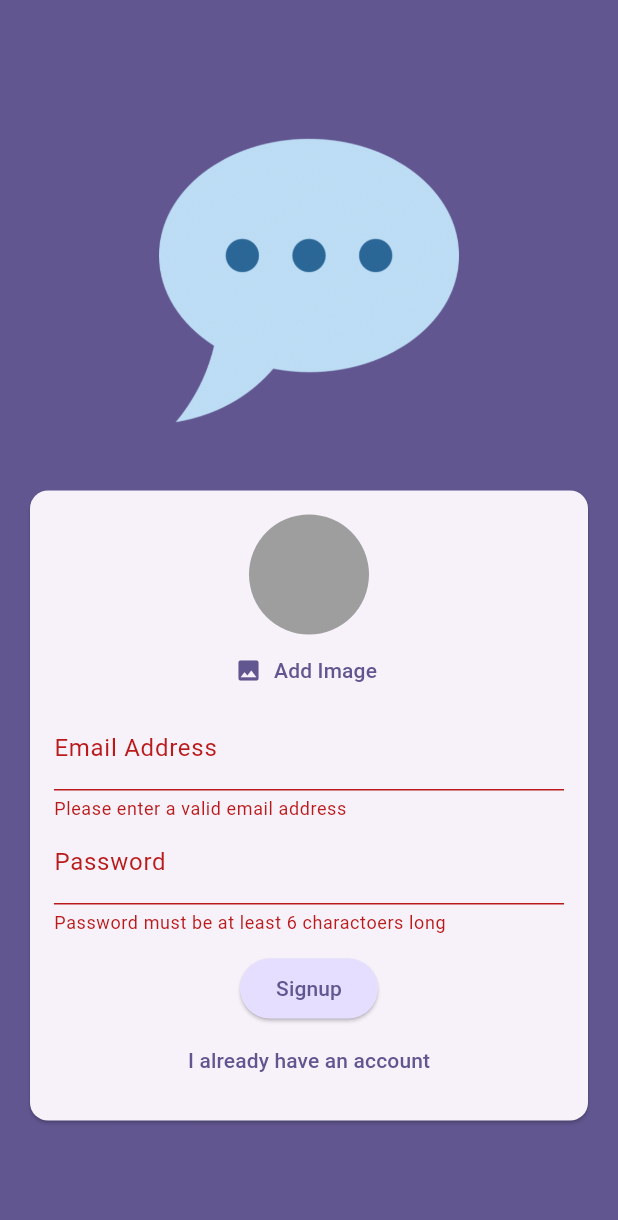
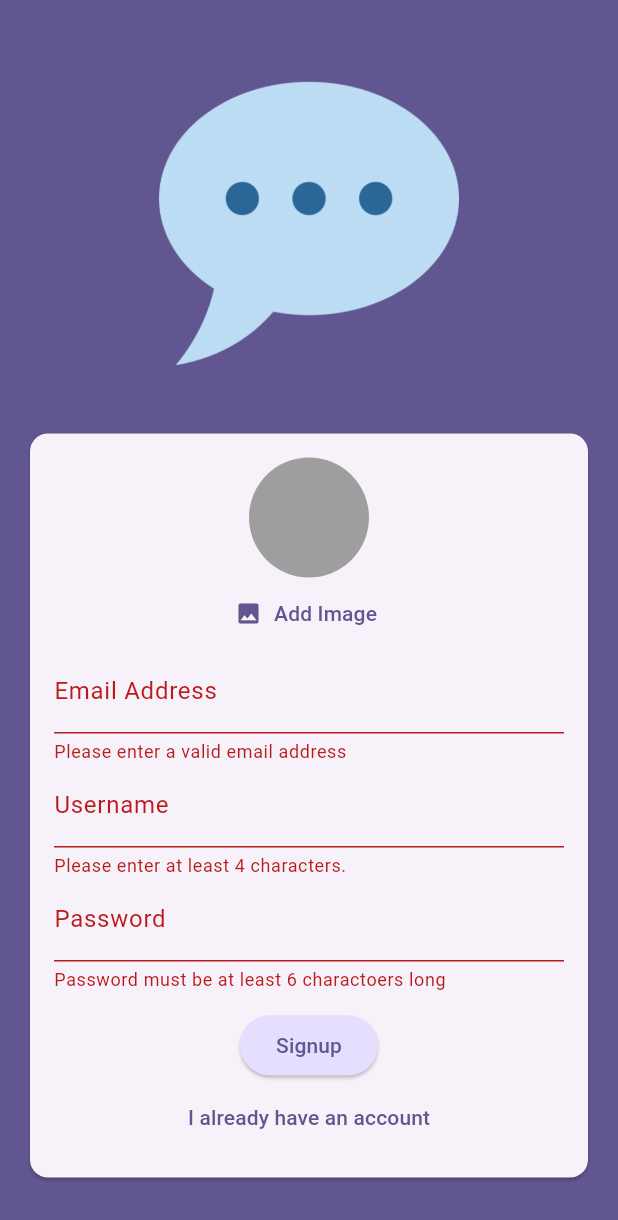
Before and after one commit to lightrao/fdtcg_chat, a Flutter app: the screen it shows after launch, after a tap on "Login", after a tap on "Create an account", after a tap on "Signup", on a phone screen of 412 x 824 dp. Shown: the top 1220 px of the screen. Run offline on Flutter 3.47's test engine with Material 3 defaults, Android fonts, the phone set to English and light mode, and no system bars; our stand-ins replace cloud_firestore, firebase_auth, firebase_core, firebase_storage, image_picker; accounts and stored records are empty.

Commit message:
Storing a Username

```diff
--- a/lib/sreens/auth.dart
+++ b/lib/sreens/auth.dart
@@ -27,6 +27,7 @@
   var _enteredPassword = '';
   File? _selectedImage;
   var _isAuthenticating = false;
+  var _enteredUsername = '';
 
   void _submit() async {
     final isValid = _form.currentState!.validate();
@@ -65,7 +66,7 @@
             .collection('users')
             .doc(userCredentials.user!.uid)
             .set({
-          'username': 'to be done...',
+          'username': _enteredUsername,
           'email': _enteredEmail,
           'image_url': imageUrl,
         });
@@ -138,6 +139,23 @@
                               _enteredEmail = newValue!;
                             },
                           ),
+                          if (!_isLogin)
+                            TextFormField(
+                              decoration:
+                                  const InputDecoration(labelText: 'Username'),
+                              enableSuggestions: false,
+                              validator: (value) {
+                                if (value == null ||
+                                    value.isEmpty ||
+                                    value.trim().length < 4) {
+                                  return 'Please enter at least 4 characters.';
+                                }
+                                return null;
+                              },
+                              onSaved: (newValue) {
+                                _enteredUsername = newValue!;
+                              },
+                            ),
                           TextFormField(
                             decoration: const InputDecoration(
                               labelText: 'Password',
```
